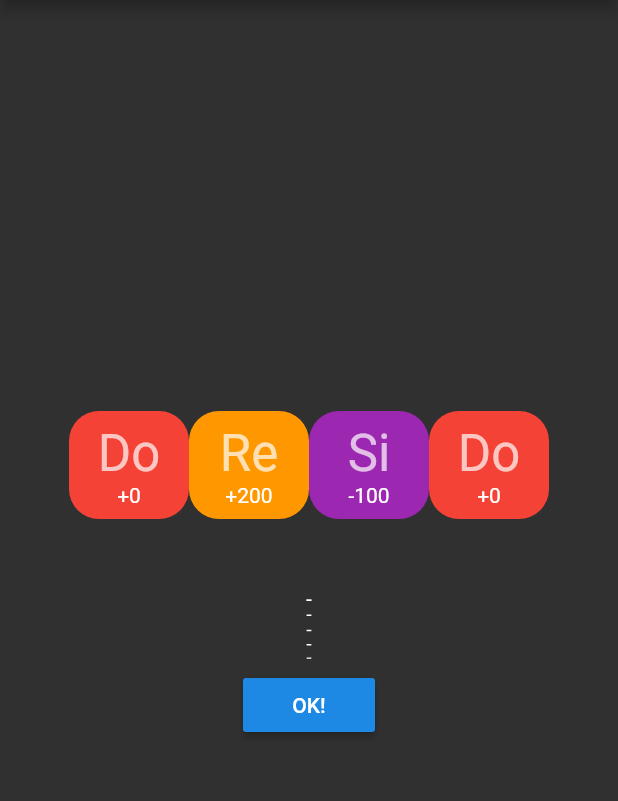
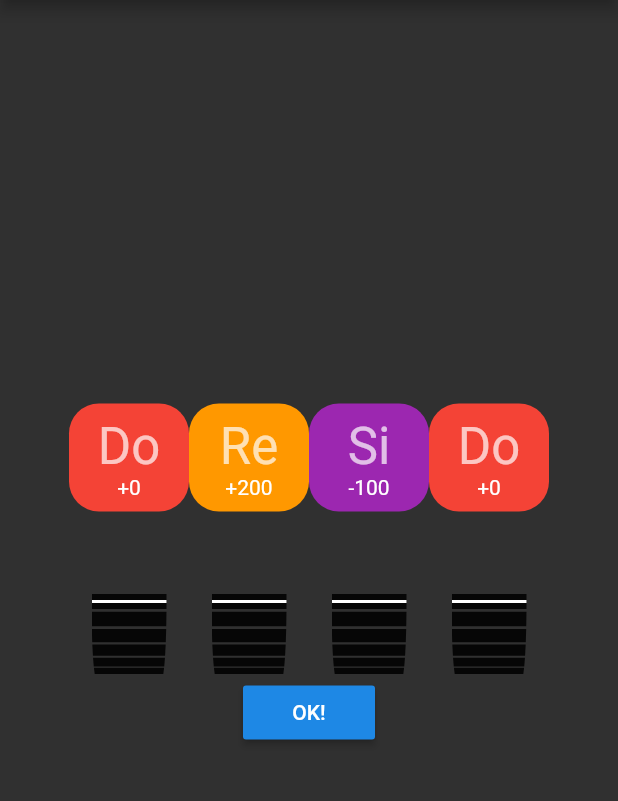
Before and after one commit to agajo/relative-pitch-adjuster, a Flutter app: the screen it shows after launch, on a phone screen of 412 x 824 dp, the part 84-885 px from its top. Run offline on Flutter 3.47's test engine with Material 2 defaults, Android fonts, the phone set to English and light mode, and no system bars.

Commit message:
made note_container and question_note WIP

```diff
--- a/lib/main.dart
+++ b/lib/main.dart
@@ -1,4 +1,5 @@
 import 'package:flutter/material.dart';
+import 'package:relative_pitch_adjuster/question_note.dart';
 import 'package:relative_pitch_adjuster/solfege_constants.dart';
 
 void main() => runApp(MyMaterial(home: MyHome()));
@@ -26,22 +27,14 @@ class MyHome extends StatelessWidget {
         child: Column(
           mainAxisAlignment: MainAxisAlignment.center,
           children: [
-            Row(mainAxisAlignment: MainAxisAlignment.center, children: [
-              QuestionNote(relative: Relative.Do4),
-              QuestionNote(relative: Relative.Re4),
-              QuestionNote(relative: Relative.Si3),
-              QuestionNote(relative: Relative.Do4),
-            ]),
-            SizedBox(
-              height: 100,
-              child: ListWheelScrollView(
-                itemExtent: 10,
-                children: List.generate(
-                  3501,
-                  (i) => const Text('-'),
-                ),
-              ),
-            ),
+            Row(
+                mainAxisAlignment: MainAxisAlignment.center,
+                children: const <Widget>[
+                  QuestionNote(relative: Relative.Do4),
+                  QuestionNote(relative: Relative.Re4),
+                  QuestionNote(relative: Relative.Si3),
+                  QuestionNote(relative: Relative.Do4),
+                ]),
             RaisedButton(
               child: const Text('OK!'),
               onPressed: () {},
@@ -52,27 +45,3 @@ class MyHome extends StatelessWidget {
     );
   }
 }
-
-class QuestionNote extends StatelessWidget {
-  QuestionNote({@required Relative relative})
-      : note = Note.fromRelative(relative);
-  final Note note;
-  @override
-  Widget build(BuildContext context) {
-    return Container(
-      width: 80,
-      decoration: BoxDecoration(
-          color: note.solfege.color, borderRadius: BorderRadius.circular(20)),
-      child: Padding(
-        padding: const EdgeInsets.all(8),
-        child: Column(children: [
-          Text(
-            note.solfege.name,
-            style: Theme.of(context).textTheme.display1,
-          ),
-          Text((note.cent >= 0 ? '+' : '') + note.cent.toString()),
-        ]),
-      ),
-    );
-  }
-}
--- /dev/null
+++ b/lib/note_container.dart
@@ -0,0 +1,26 @@
+import 'package:flutter/material.dart';
+import 'package:relative_pitch_adjuster/solfege_constants.dart';
+
+class NoteContainer extends StatelessWidget {
+  NoteContainer({@required Relative relative})
+      : note = Note.fromRelative(relative);
+  final Note note;
+  @override
+  Widget build(BuildContext context) {
+    return Container(
+      width: 80,
+      decoration: BoxDecoration(
+          color: note.solfege.color, borderRadius: BorderRadius.circular(20)),
+      child: Padding(
+        padding: const EdgeInsets.all(8),
+        child: Column(children: [
+          Text(
+            note.solfege.name,
+            style: Theme.of(context).textTheme.display1,
+          ),
+          Text((note.cent >= 0 ? '+' : '') + note.cent.toString()),
+        ]),
+      ),
+    );
+  }
+}
--- /dev/null
+++ b/lib/question_note.dart
@@ -0,0 +1,37 @@
+import 'package:flutter/material.dart';
+import 'package:relative_pitch_adjuster/note_container.dart';
+import 'package:relative_pitch_adjuster/solfege_constants.dart';
+
+class QuestionNote extends StatelessWidget {
+  const QuestionNote({@required Relative relative}) : _relative = relative;
+  final Relative _relative;
+  @override
+  Widget build(BuildContext context) {
+    return Column(
+      children: <Widget>[
+        NoteContainer(relative: _relative),
+        Padding(
+          padding: const EdgeInsets.only(top: 10),
+          child: SizedBox(
+            height: 100,
+            width: 50,
+            child: ListWheelScrollView(
+              itemExtent: 10,
+              diameterRatio: 1.2,
+              children: List.generate(
+                3501,
+                (i) => i % 10 == 0
+                    ? Container(
+                        color: Colors.black87,
+                        child: Center(
+                            child: Container(color: Colors.white, height: 2)),
+                      )
+                    : Container(color: Colors.black87),
+              ),
+            ),
+          ),
+        ),
+      ],
+    );
+  }
+}
```
